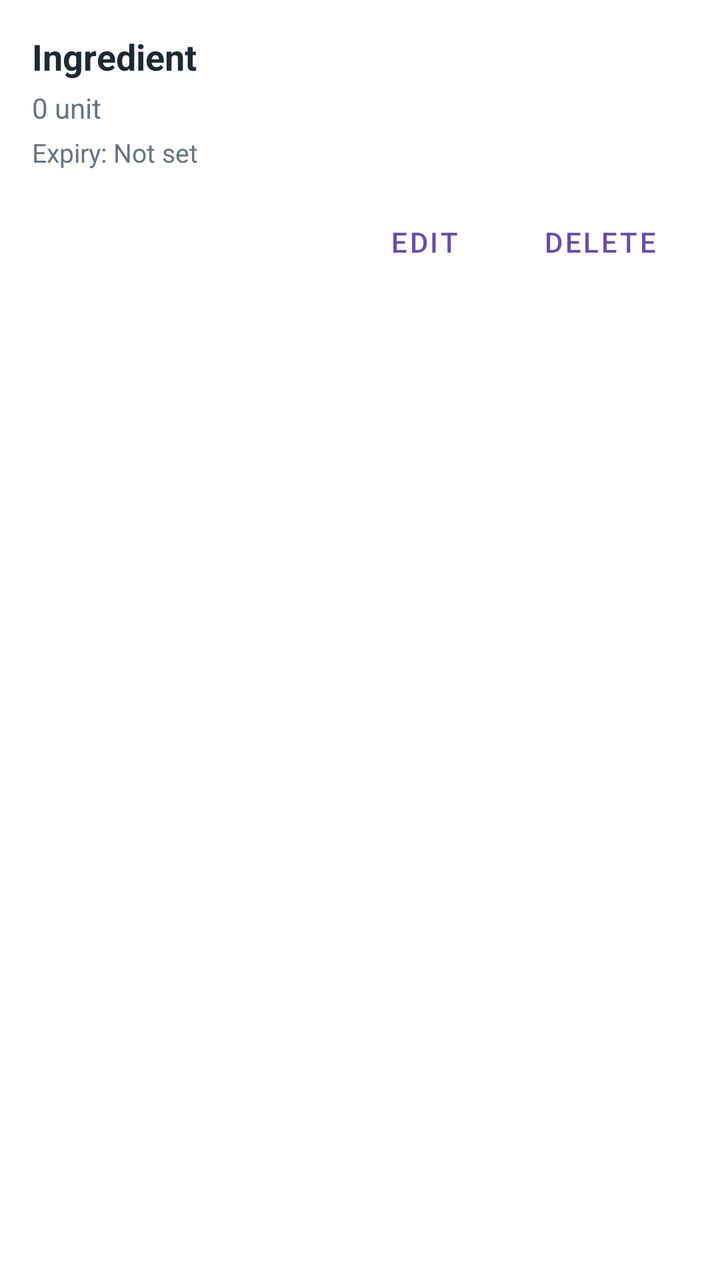
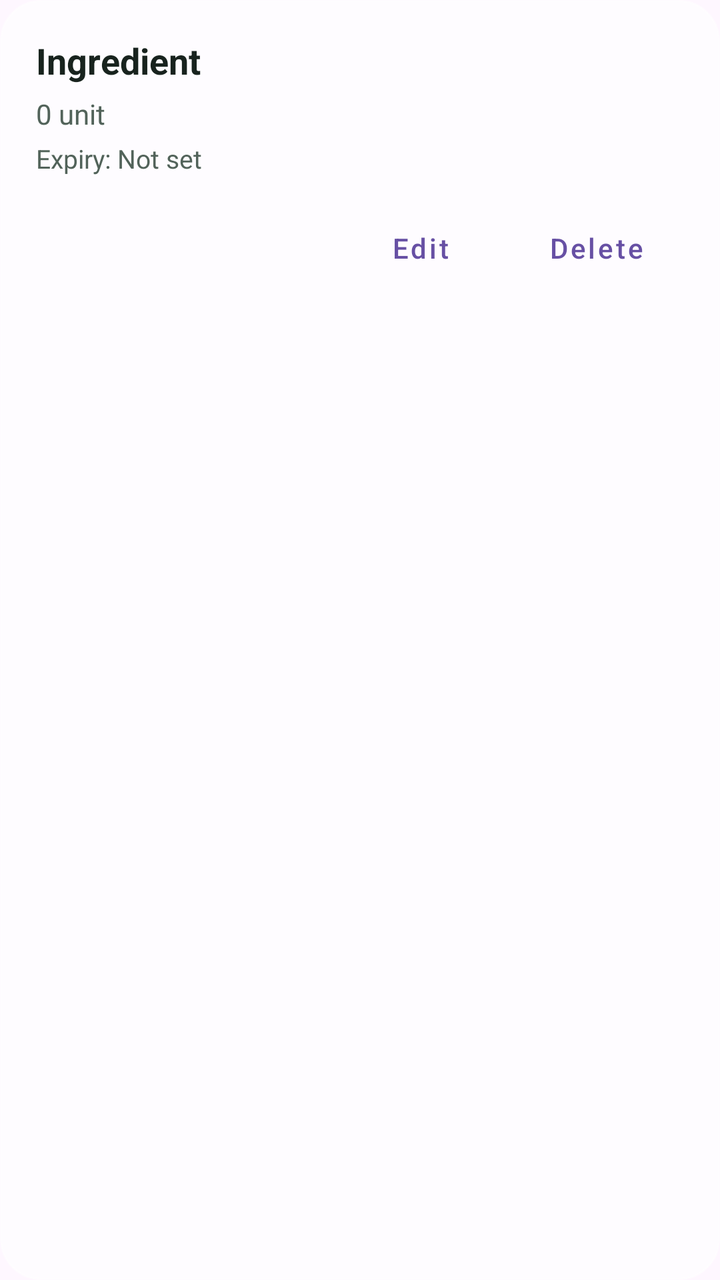

Screens rendered from an Android XML layout before and after an edit, with the pre-edit source and the edit as a unified diff.
<!-- AndroidManifest.xml: application theme Theme.SmartPantryManager -->
<!-- res/layout/item_pantry.xml -->
<?xml version="1.0" encoding="utf-8"?>
<LinearLayout
    xmlns:android="http://schemas.android.com/apk/res/android"
    android:layout_width="match_parent"
    android:layout_height="wrap_content"
    android:layout_marginBottom="12dp"
    android:background="#FFFFFF"
    android:elevation="2dp"
    android:orientation="vertical"
    android:padding="16dp">

    <TextView
        android:id="@+id/tvIngredientName"
        android:layout_width="match_parent"
        android:layout_height="wrap_content"
        android:text="Ingredient"
        android:textColor="#1D2A32"
        android:textSize="18sp"
        android:textStyle="bold" />

    <TextView
        android:id="@+id/tvQuantity"
        android:layout_width="match_parent"
        android:layout_height="wrap_content"
        android:layout_marginTop="4dp"
        android:text="0 unit"
        android:textColor="#66757F"
        android:textSize="14sp" />

    <TextView
        android:id="@+id/tvExpiryDate"
        android:layout_width="match_parent"
        android:layout_height="wrap_content"
        android:layout_marginTop="4dp"
        android:text="Expiry: Not set"
        android:textColor="#66757F"
        android:textSize="13sp" />

    <TextView
        android:id="@+id/tvExpiryWarning"
        android:layout_width="wrap_content"
        android:layout_height="wrap_content"
        android:layout_marginTop="6dp"
        android:text="⚠ Expiring soon"
        android:textColor="#B26A00"
        android:textSize="13sp"
        android:textStyle="bold"
        android:visibility="gone" />

    <LinearLayout
        android:layout_width="match_parent"
        android:layout_height="wrap_content"
        android:layout_marginTop="12dp"
        android:gravity="end"
        android:orientation="horizontal">

        <com.google.android.material.button.MaterialButton
            android:id="@+id/btnEdit"
            style="@style/Widget.MaterialComponents.Button.TextButton"
            android:layout_width="wrap_content"
            android:layout_height="wrap_content"
            android:text="Edit" />

        <com.google.android.material.button.MaterialButton
            android:id="@+id/btnDelete"
            style="@style/Widget.MaterialComponents.Button.TextButton"
            android:layout_width="wrap_content"
            android:layout_height="wrap_content"
            android:text="Delete" />

    </LinearLayout>

</LinearLayout>
<!-- resources referenced by this layout -->
<resources>
  <style name="Theme.SmartPantryManager" parent="Base.Theme.SmartPantryManager" />
  <style name="Base.Theme.SmartPantryManager" parent="Theme.Material3.DayNight.NoActionBar">
          
          
      </style>
</resources>

<!-- the commit's change to res/layout/item_pantry.xml (unified diff, before → after) -->
@@ -3,18 +3,18 @@
     xmlns:android="http://schemas.android.com/apk/res/android"
     android:layout_width="match_parent"
     android:layout_height="wrap_content"
-    android:layout_marginBottom="12dp"
-    android:background="#FFFFFF"
-    android:elevation="2dp"
+    android:layout_marginBottom="14dp"
+    android:background="@drawable/glass_card_background"
+    android:elevation="6dp"
     android:orientation="vertical"
-    android:padding="16dp">
+    android:padding="18dp">
 
     <TextView
         android:id="@+id/tvIngredientName"
         android:layout_width="match_parent"
         android:layout_height="wrap_content"
         android:text="Ingredient"
-        android:textColor="#1D2A32"
+        android:textColor="#18231E"
         android:textSize="18sp"
         android:textStyle="bold" />
 
@@ -22,9 +22,9 @@
         android:id="@+id/tvQuantity"
         android:layout_width="match_parent"
         android:layout_height="wrap_content"
-        android:layout_marginTop="4dp"
+        android:layout_marginTop="5dp"
         android:text="0 unit"
-        android:textColor="#66757F"
+        android:textColor="#52635A"
         android:textSize="14sp" />
 
     <TextView
@@ -33,16 +33,16 @@
         android:layout_height="wrap_content"
         android:layout_marginTop="4dp"
         android:text="Expiry: Not set"
-        android:textColor="#66757F"
+        android:textColor="#52635A"
         android:textSize="13sp" />
 
     <TextView
         android:id="@+id/tvExpiryWarning"
         android:layout_width="wrap_content"
         android:layout_height="wrap_content"
-        android:layout_marginTop="6dp"
+        android:layout_marginTop="7dp"
         android:text="⚠ Expiring soon"
-        android:textColor="#B26A00"
+        android:textColor="#B65A00"
         android:textSize="13sp"
         android:textStyle="bold"
         android:visibility="gone" />
@@ -59,14 +59,16 @@
             style="@style/Widget.MaterialComponents.Button.TextButton"
             android:layout_width="wrap_content"
             android:layout_height="wrap_content"
-            android:text="Edit" />
+            android:text="Edit"
+            android:textAllCaps="false" />
 
         <com.google.android.material.button.MaterialButton
             android:id="@+id/btnDelete"
             style="@style/Widget.MaterialComponents.Button.TextButton"
             android:layout_width="wrap_content"
             android:layout_height="wrap_content"
-            android:text="Delete" />
+            android:text="Delete"
+            android:textAllCaps="false" />
 
     </LinearLayout>
 
<!-- resource entries referenced after the edit -->
@@ -1,5 +1,20 @@
 <!-- resources referenced by this layout -->
 <resources>
+  <!-- drawable glass_card_background (drawable) -->
+  <?xml version="1.0" encoding="utf-8"?>
+  <shape
+      xmlns:android="http://schemas.android.com/apk/res/android"
+      android:shape="rectangle">
+  
+      <solid android:color="#B3FFFFFF" />
+  
+      <corners android:radius="20dp" />
+  
+      <stroke
+          android:width="1dp"
+          android:color="#80FFFFFF" />
+  
+  </shape>
   <style name="Theme.SmartPantryManager" parent="Base.Theme.SmartPantryManager" />
   <style name="Base.Theme.SmartPantryManager" parent="Theme.Material3.DayNight.NoActionBar">
           
